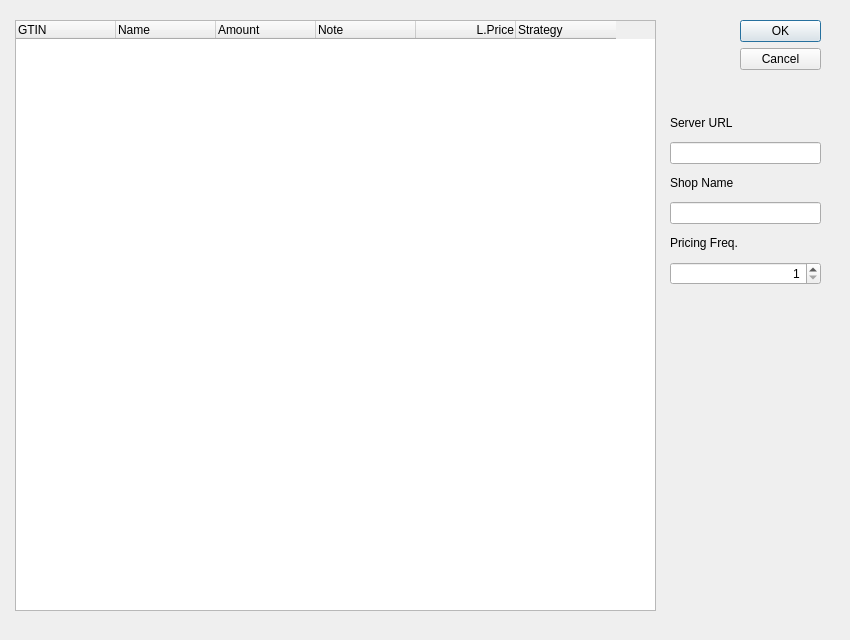
Above: localNetClient/hsgt_app/views/pricing/components/configurepricing.ui from yixinglin/localNet before the change. Below: the same form after it.
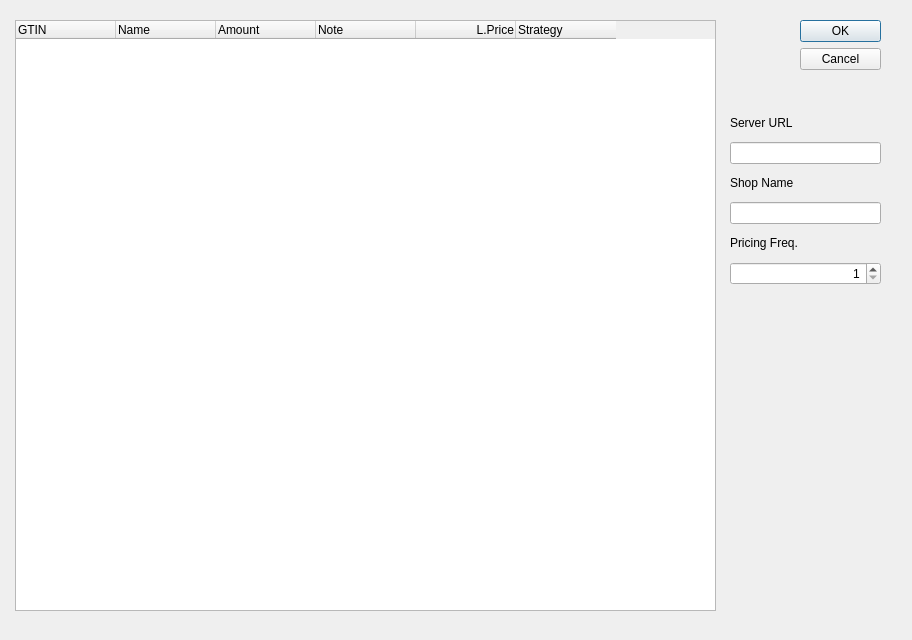
That is the form after the change.

```diff
--- a/localNetClient/hsgt_app/views/pricing/components/configurepricing.ui
+++ b/localNetClient/hsgt_app/views/pricing/components/configurepricing.ui
@@ -6,7 +6,7 @@
    <rect>
     <x>0</x>
     <y>0</y>
-    <width>850</width>
+    <width>912</width>
     <height>640</height>
    </rect>
   </property>
@@ -16,7 +16,7 @@
   <widget class="QDialogButtonBox" name="confirmBox">
    <property name="geometry">
     <rect>
-     <x>740</x>
+     <x>800</x>
      <y>20</y>
      <width>81</width>
      <height>91</height>
@@ -34,7 +34,7 @@
     <rect>
      <x>15</x>
      <y>20</y>
-     <width>641</width>
+     <width>701</width>
      <height>591</height>
     </rect>
    </property>
@@ -90,7 +90,7 @@
   <widget class="QWidget" name="layoutWidget">
    <property name="geometry">
     <rect>
-     <x>670</x>
+     <x>730</x>
      <y>110</y>
      <width>151</width>
      <height>175</height>
```
